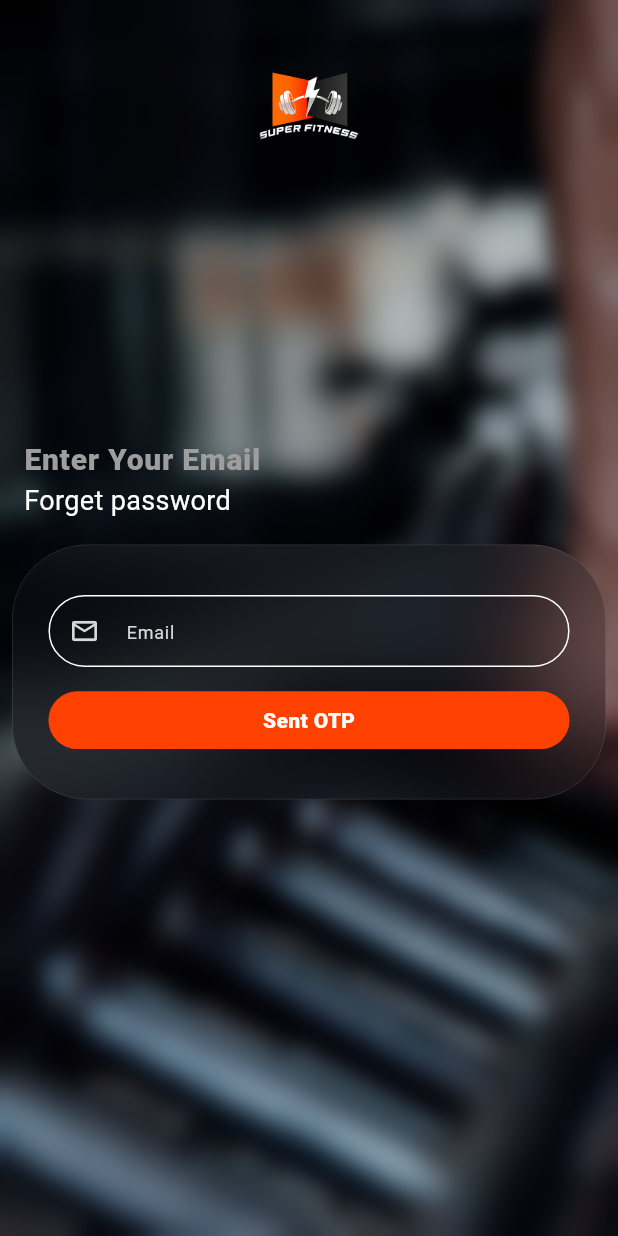
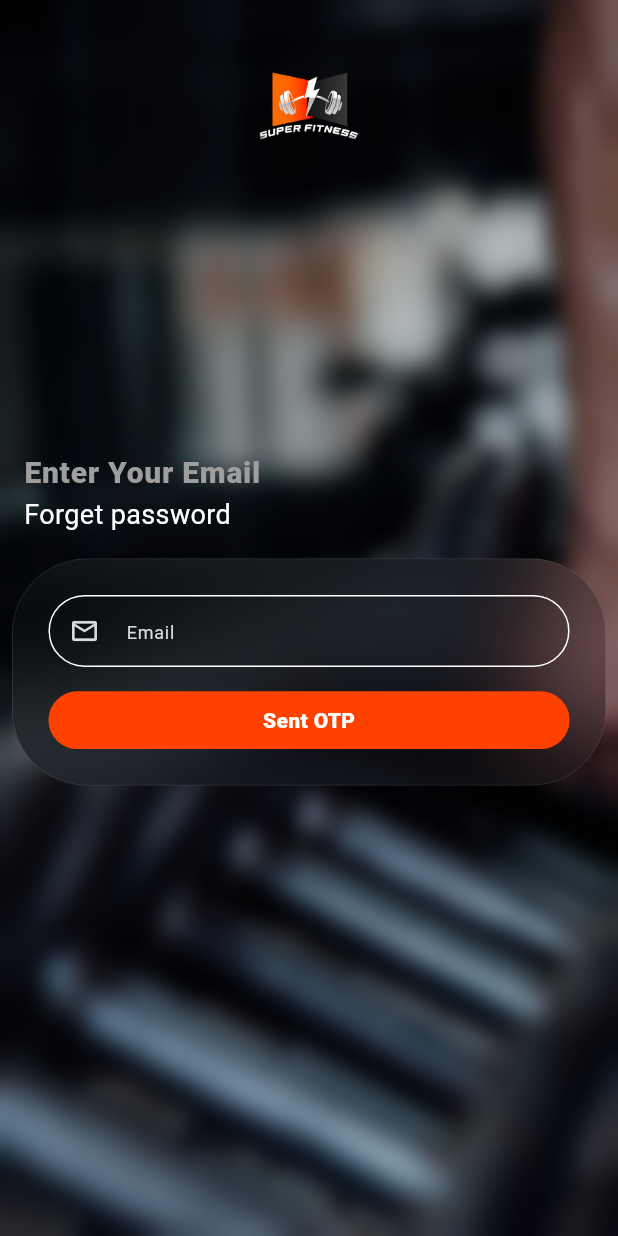
Before and after one commit to haidyhesham95/fitness_app, a Flutter app: the screen it shows after launch, on a phone screen of 412 x 824 dp. Run offline on Flutter 3.47's test engine with Material 3 defaults, Android fonts, the phone set to English and light mode, and no system bars; drawn by our look-alikes of glassmorphism_ui; our stand-ins replace animated_text_kit, awesome_snackbar_content, bloc, connectivity_plus, dio, equatable and 11 more; generated files the repository leaves out were written again; Roboto replaces fonts that are missing (Baloo Thambi 2).

Commit message:
refactor: make height of glassy container is variable

```diff
--- a/lib/core/utils/widgets/custom_glassy_container.dart
+++ b/lib/core/utils/widgets/custom_glassy_container.dart
@@ -9,7 +9,6 @@ class CustomGlassyContainer extends StatelessWidget {
   @override
   Widget build(BuildContext context) {
     return GlassContainer(
-      height: 170,
       width: double.infinity,
       blur: 34.6,
       color: Colors.black.withValues(alpha: 0.002),
--- a/lib/features/auth/presentation/forget_password/widgets/custom_blur_bg.dart
+++ b/lib/features/auth/presentation/forget_password/widgets/custom_blur_bg.dart
@@ -21,14 +21,12 @@ class CustomBlurBg extends StatelessWidget {
   Widget build(BuildContext context) {
     return Stack(
       children: [
-        // Background image
         Positioned.fill(
           child: Image.asset(
             Assets.imagesForgetPasswordBg,
             fit: BoxFit.cover,
           ),
         ),
-        // Blur effect
         Positioned.fill(
           child: BackdropFilter(
             filter: ImageFilter.blur(sigmaX: 7, sigmaY: 7),
@@ -37,7 +35,6 @@ class CustomBlurBg extends StatelessWidget {
             ),
           ),
         ),
-        // Top-center Fit image
         Align(
           alignment: Alignment.topCenter,
           child: Padding(
@@ -49,12 +46,10 @@ class CustomBlurBg extends StatelessWidget {
             ),
           ),
         ),
-        // Scrollable content in center
         SingleChildScrollView(
           child: SizedBox(
             height: MediaQuery.of(context)
-                .size
-                .height, // Allow full scrollable height
+                .size.height,
             child: Column(
               mainAxisAlignment: MainAxisAlignment.center,
               children: [
```
Also changed, not shown: lib/di/di.config.dart.
